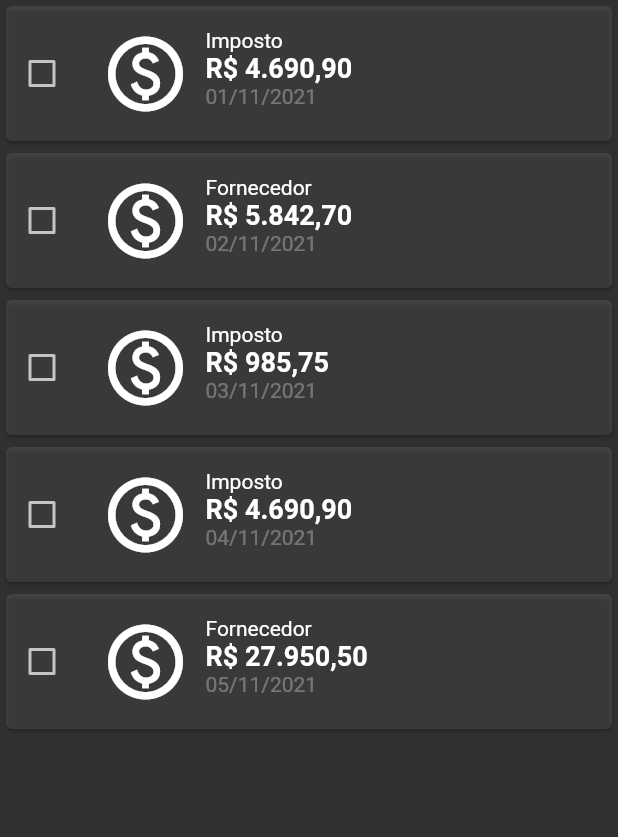
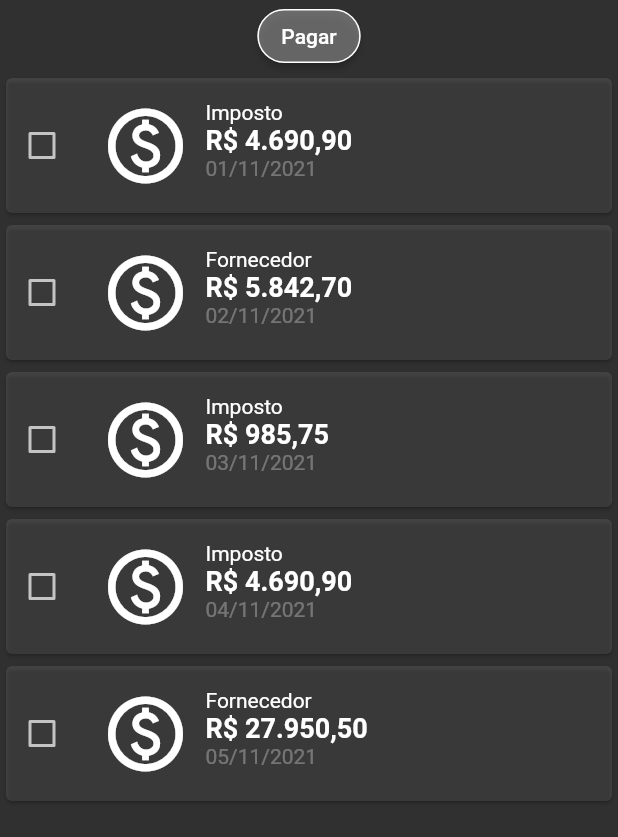
Before and after one commit to fase-5-grupo-h/challenge-sap-cienci, a Flutter app: the MassPayment widget shown alone on an empty page, opened directly, on a phone screen of 412 x 824 dp. Shown: the top 837 px of the screen. Run offline on Flutter 3.47's test engine with Material 2 defaults, Android fonts, the phone set to English and light mode, and no system bars; our stand-ins replace charts_flutter.

Commit message:
Adição botão Pagar (Em Massa)

```diff
--- a/aplicativo/grupoh/lib/screens/mass_payment.dart
+++ b/aplicativo/grupoh/lib/screens/mass_payment.dart
@@ -1,4 +1,5 @@
 import 'package:flutter/material.dart';
+import 'package:grupoh/utilities/aux_variables.dart';
 import 'package:intl/intl.dart';
 import 'package:grupoh/model/payment.dart';
 import 'generic_widgets/generic_list_view_item.dart';
@@ -36,11 +37,27 @@ class _MassPaymentState extends State<MassPayment> {
 
   @override
   Widget build(BuildContext context) {
-    return ListView.builder(
+    return Container(
+      child: Column(
+        children: [
+          ElevatedButton(
+            onPressed: () {},
+            child: const Text(
+              'Pagar',
+              style: kInactiveElevatedButtonTextStyle,
+            ),
+            style: kInactiveElevatedButtonStyle,
+          ),
+          const SizedBox(
+            width: 25.0,
+          ),
+          Expanded(
+            child: ListView.builder(
               itemCount: pagList.length,
               itemBuilder: (BuildContext context, int index) {
                 return Card(
-          color: pagList[index].selected ? Colors.white38 : Colors.white10,
+                  color:
+                      pagList[index].selected ? Colors.white38 : Colors.white10,
                   child: Row(
                     children: [
                       Checkbox(
@@ -68,6 +85,10 @@ class _MassPaymentState extends State<MassPayment> {
                   ),
                 );
               },
+            ),
+          ),
+        ],
+      ),
     );
   }
 }
```
Lines whose indentation alone changed are shown as unchanged.
